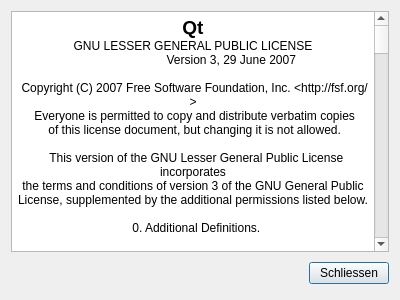
First picture: the form in licensesdialog.ui, repository TecStylos/MMJODB, before the edit.
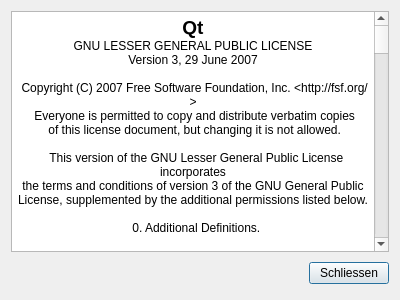
Second picture: the form after the edit.

The edit to the form file:
```diff
--- a/licensesdialog.ui
+++ b/licensesdialog.ui
@@ -26,7 +26,7 @@
 &lt;/style&gt;&lt;/head&gt;&lt;body style=&quot; font-family:'Segoe UI'; font-size:9pt; font-weight:400; font-style:normal;&quot;&gt;
 &lt;p align=&quot;center&quot; style=&quot; margin-top:0px; margin-bottom:0px; margin-left:0px; margin-right:0px; -qt-block-indent:0; text-indent:0px;&quot;&gt;&lt;span style=&quot; font-size:14pt; font-weight:700;&quot;&gt;Qt&lt;/span&gt;&lt;/p&gt;
 &lt;p align=&quot;center&quot; style=&quot; margin-top:0px; margin-bottom:0px; margin-left:0px; margin-right:0px; -qt-block-indent:0; text-indent:0px;&quot;&gt;GNU LESSER GENERAL PUBLIC LICENSE&lt;/p&gt;
-&lt;p align=&quot;center&quot; style=&quot; margin-top:0px; margin-bottom:0px; margin-left:0px; margin-right:0px; -qt-block-indent:0; text-indent:0px;&quot;&gt;                       Version 3, 29 June 2007&lt;/p&gt;
+&lt;p align=&quot;center&quot; style=&quot; margin-top:0px; margin-bottom:0px; margin-left:0px; margin-right:0px; -qt-block-indent:0; text-indent:0px;&quot;&gt;Version 3, 29 June 2007&lt;/p&gt;
 &lt;p align=&quot;center&quot; style=&quot;-qt-paragraph-type:empty; margin-top:0px; margin-bottom:0px; margin-left:0px; margin-right:0px; -qt-block-indent:0; text-indent:0px;&quot;&gt;&lt;br /&gt;&lt;/p&gt;
 &lt;p align=&quot;center&quot; style=&quot; margin-top:0px; margin-bottom:0px; margin-left:0px; margin-right:0px; -qt-block-indent:0; text-indent:0px;&quot;&gt; Copyright (C) 2007 Free Software Foundation, Inc. &amp;lt;http://fsf.org/&amp;gt;&lt;/p&gt;
 &lt;p align=&quot;center&quot; style=&quot; margin-top:0px; margin-bottom:0px; margin-left:0px; margin-right:0px; -qt-block-indent:0; text-indent:0px;&quot;&gt; Everyone is permitted to copy and distribute verbatim copies&lt;/p&gt;
```
